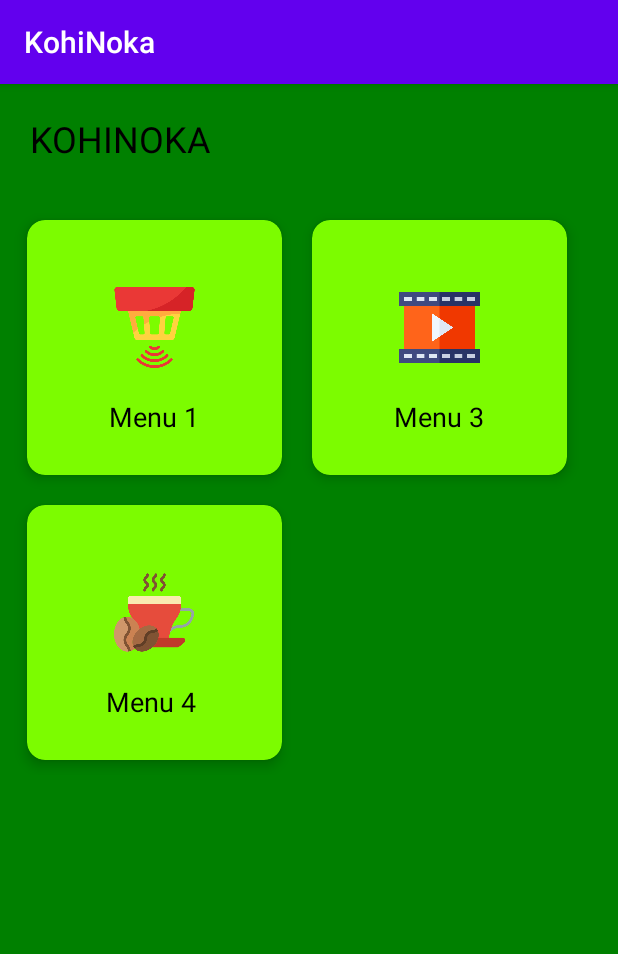
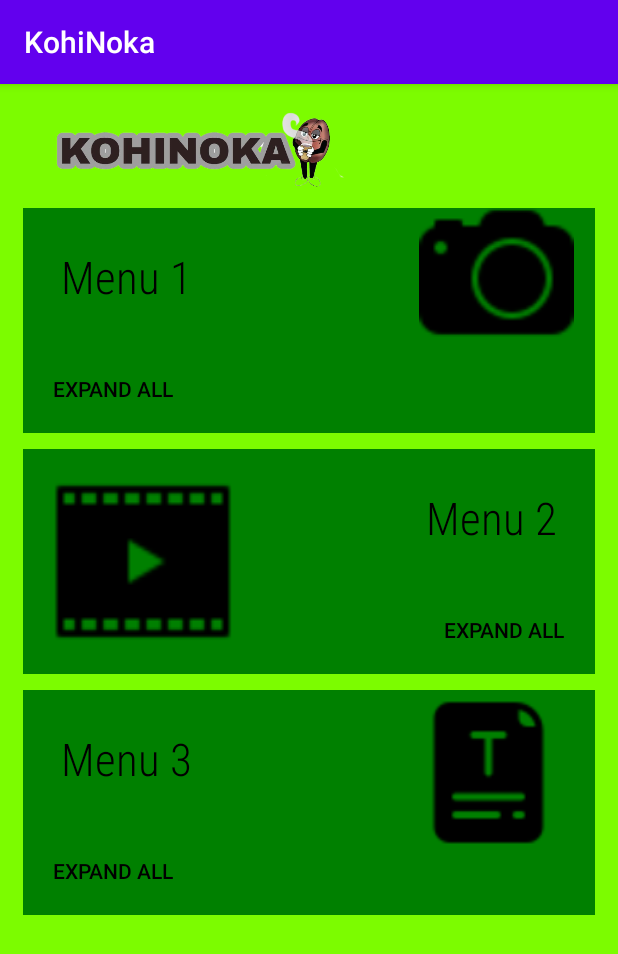
Before and after one commit to Felixlimz/KohiNoka, an Android app: the MainActivity screen opened directly, with no data from a screen before it, on a phone screen of 412 x 824 dp. Shown: the top 954 px of the screen. Run offline under Robolectric (Android 15) with nearby library versions, the phone set to English and light mode, and no system bars.

Commit message:
First Commit !!!!!

```diff
--- a/app/src/main/java/com/dicoding/picodiploma/kohinoka/MainActivity.kt
+++ b/app/src/main/java/com/dicoding/picodiploma/kohinoka/MainActivity.kt
@@ -19,12 +19,12 @@ class MainActivity : AppCompatActivity() {
         mainBinding = ActivityMainBinding.inflate(layoutInflater)
         setContentView(mainBinding.root)
 
-        mainBinding.scanProduct.setOnClickListener {
+        mainBinding.scanProduk.setOnClickListener {
             val intent = Intent(this, ScanActivity::class.java)
             startActivity(intent)
         }
 
-        mainBinding.inpirasiKita.setOnClickListener{
+        mainBinding.video.setOnClickListener{
             val intent = Intent(this, VideoListActivity::class.java)
             startActivity(intent)
         }
--- /dev/null
+++ b/app/src/main/res/drawable/ic_launcher_foreground.xml
@@ -0,0 +1,30 @@
+<vector xmlns:android="http://schemas.android.com/apk/res/android"
+    xmlns:aapt="http://schemas.android.com/aapt"
+    android:width="108dp"
+    android:height="108dp"
+    android:viewportWidth="108"
+    android:viewportHeight="108">
+    <path android:pathData="M31,63.928c0,0 6.4,-11 12.1,-13.1c7.2,-2.6 26,-1.4 26,-1.4l38.1,38.1L107,108.928l-32,-1L31,63.928z">
+        <aapt:attr name="android:fillColor">
+            <gradient
+                android:endX="85.84757"
+                android:endY="92.4963"
+                android:startX="42.9492"
+                android:startY="49.59793"
+                android:type="linear">
+                <item
+                    android:color="#44000000"
+                    android:offset="0.0" />
+                <item
+                    android:color="#00000000"
+                    android:offset="1.0" />
+            </gradient>
+        </aapt:attr>
+    </path>
+    <path
+        android:fillColor="#FFFFFF"
+        android:fillType="nonZero"
+        android:pathData="M65.3,45.828l3.8,-6.6c0.2,-0.4 0.1,-0.9 -0.3,-1.1c-0.4,-0.2 -0.9,-0.1 -1.1,0.3l-3.9,6.7c-6.3,-2.8 -13.4,-2.8 -19.7,0l-3.9,-6.7c-0.2,-0.4 -0.7,-0.5 -1.1,-0.3C38.8,38.328 38.7,38.828 38.9,39.228l3.8,6.6C36.2,49.428 31.7,56.028 31,63.928h46C76.3,56.028 71.8,49.428 65.3,45.828zM43.4,57.328c-0.8,0 -1.5,-0.5 -1.8,-1.2c-0.3,-0.7 -0.1,-1.5 0.4,-2.1c0.5,-0.5 1.4,-0.7 2.1,-0.4c0.7,0.3 1.2,1 1.2,1.8C45.3,56.528 44.5,57.328 43.4,57.328L43.4,57.328zM64.6,57.328c-0.8,0 -1.5,-0.5 -1.8,-1.2s-0.1,-1.5 0.4,-2.1c0.5,-0.5 1.4,-0.7 2.1,-0.4c0.7,0.3 1.2,1 1.2,1.8C66.5,56.528 65.6,57.328 64.6,57.328L64.6,57.328z"
+        android:strokeWidth="1"
+        android:strokeColor="#00000000" />
+</vector>
--- a/app/src/main/res/layout/activity_main.xml
+++ b/app/src/main/res/layout/activity_main.xml
@@ -4,136 +4,123 @@
     xmlns:tools="http://schemas.android.com/tools"
     android:layout_width="match_parent"
     android:layout_height="match_parent"
-    android:background="@color/green"
+    android:background="@color/ijo"
     tools:context=".MainActivity">
 
     <LinearLayout
         android:layout_width="match_parent"
-        android:layout_height="match_parent"
-        android:orientation="vertical">
+        android:layout_height="wrap_content"
+        android:orientation="vertical"
+        android:layout_margin="10dp">
+        <ImageView
+            android:layout_width="255dp"
+            android:layout_height="67dp"
+            android:src="@drawable/dashboard" />
+
+        <RelativeLayout
+            android:layout_width="match_parent"
+            android:layout_height="150dp"
+            android:layout_margin="5dp"
+            android:background="@color/green">
 
             <TextView
                 android:layout_width="wrap_content"
+                android:layout_height="match_parent"
+                android:text="Menu 1"
+                android:textColor="@color/black"
+                android:textSize="30sp"
+                android:fontFamily="sans-serif-condensed-light"
+                android:padding="25dp"/>
+
+            <Button
+                android:id="@+id/scanProduk"
+                android:layout_width="wrap_content"
                 android:layout_height="wrap_content"
-            android:text="KOHINOKA"
-            android:textSize="24sp"
+                android:text="expand all"
+                android:background="#00000000"
                 android:textColor="@color/black"
-            android:layout_margin="20dp"
-            />
+                android:padding="20dp"
+                android:layout_alignParentBottom="true"/>
+
+            <ImageView
+                android:layout_width="103dp"
+                android:layout_height="150dp"
+                android:layout_alignParentRight="true"
+                android:layout_marginTop="-30dp"
+                android:layout_marginRight="14dp"
+                android:src="@drawable/camera" />
 
 
-        <GridLayout
+        </RelativeLayout>
+
+        <RelativeLayout
             android:layout_width="match_parent"
-            android:layout_height="match_parent"
-            android:rowCount="2"
-            android:columnCount="2"
-            android:layout_margin="8dp"
-            android:alignmentMode="alignMargins"
-            android:layout_gravity="center_horizontal"
-            android:columnOrderPreserved="false">
-
-            <androidx.cardview.widget.CardView
-                android:layout_width="170dp"
-                android:layout_height="170dp"
-                app:cardCornerRadius="12dp"
-                app:cardElevation="5dp"
-                app:cardBackgroundColor="@color/ijo"
-                android:layout_margin="10dp">
-
-                <LinearLayout
-                    android:id="@+id/scan_product"
-                    android:layout_width="match_parent"
-                    android:layout_height="match_parent"
-                    android:orientation="vertical"
-                    android:gravity="center">
+            android:layout_height="150dp"
+            android:layout_margin="5dp"
+            android:background="@color/green">
 
             <ImageView
-                        android:layout_width="71dp"
-                        android:layout_height="54dp"
-                        android:layout_marginTop="18dp"
-                        android:src="@drawable/detec" />
+                android:layout_width="120dp"
+                android:layout_height="match_parent"
+                android:src="@drawable/video"
+                android:layout_marginLeft="20dp"/>
 
             <TextView
                 android:layout_width="wrap_content"
+                android:layout_height="match_parent"
+                android:text="Menu 2"
+                android:textColor="@color/black"
+                android:textSize="30sp"
+                android:layout_alignParentRight="true"
+                android:fontFamily="sans-serif-condensed-light"
+                android:padding="25dp"/>
+
+            <Button
+                android:id="@+id/video"
+                android:layout_width="wrap_content"
                 android:layout_height="wrap_content"
-                        android:text="Menu 1"
-                        android:textSize="18sp"
+                android:text="expand all"
+                android:background="#00000000"
                 android:textColor="@color/black"
-                        android:layout_marginTop="20dp"
-                        />
+                android:padding="20dp"
+                android:layout_alignParentRight="true"
+                android:layout_alignParentBottom="true"/>
 
-                </LinearLayout>
+        </RelativeLayout>
 
-            </androidx.cardview.widget.CardView>
+        <RelativeLayout
+            android:layout_width="match_parent"
+            android:layout_height="150dp"
+            android:layout_margin="5dp"
+            android:background="@color/green">
 
-            <androidx.cardview.widget.CardView
-        android:layout_width="170dp"
-        android:layout_height="170dp"
-        app:cardCornerRadius="12dp"
-        app:cardElevation="5dp"
-        app:cardBackgroundColor="@color/ijo"
-        android:layout_margin="10dp">
-
-        <LinearLayout
-            android:id="@+id/inpirasi_kita"
-            android:layout_width="match_parent"
-            android:layout_height="match_parent"
-            android:orientation="vertical"
-            android:gravity="center">
-
-            <ImageView
-                android:layout_width="71dp"
-                android:layout_height="54dp"
-                android:layout_marginTop="18dp"
-                android:src="@drawable/multimedia" />
 
             <TextView
                 android:layout_width="wrap_content"
+                android:layout_height="match_parent"
+                android:text="Menu 3"
+                android:textColor="@color/black"
+                android:textSize="30sp"
+                android:fontFamily="sans-serif-condensed-light"
+                android:padding="25dp"/>
+
+            <Button
+                android:id="@+id/artikel"
+                android:layout_width="wrap_content"
                 android:layout_height="wrap_content"
-                android:text="Menu 3"
-                android:textSize="18sp"
+                android:text="expand all"
+                android:background="#00000000"
                 android:textColor="@color/black"
-                android:layout_marginTop="20dp"/>
-
-        </LinearLayout>
-
-    </androidx.cardview.widget.CardView>
-
-    <androidx.cardview.widget.CardView
-    android:layout_width="170dp"
-    android:layout_height="170dp"
-    app:cardCornerRadius="12dp"
-    app:cardElevation="5dp"
-    app:cardBackgroundColor="@color/ijo"
-    android:layout_margin="10dp">
-
-    <LinearLayout
-        android:id="@+id/artikel"
-        android:layout_width="match_parent"
-        android:layout_height="match_parent"
-        android:orientation="vertical"
-        android:gravity="center">
+                android:padding="20dp"
+                android:layout_alignParentBottom="true"/>
 
             <ImageView
-            android:layout_width="71dp"
-            android:layout_height="54dp"
-            android:layout_marginTop="18dp"
-            android:src="@drawable/coffee" />
-
-        <TextView
-            android:layout_width="wrap_content"
-            android:layout_height="wrap_content"
-            android:text="Menu 4 "
-            android:textSize="18sp"
-            android:textColor="@color/black"
-            android:layout_marginTop="20dp"/>
-
+                android:layout_width="103dp"
+                android:layout_height="150dp"
+                android:layout_alignParentRight="true"
+                android:layout_marginTop="-20dp"
+                android:layout_marginRight="19dp"
+                android:src="@drawable/artikel" />
+        </RelativeLayout>
     </LinearLayout>
-
-</androidx.cardview.widget.CardView>
-
-        </GridLayout>
-    </LinearLayout>
-
-
 </ScrollView>
```
Also changed, not shown: app/src/main/res/drawable/artikel.png (added), app/src/main/res/drawable/camera.png (added), app/src/main/res/drawable/dashboard.png (added), app/src/main/res/drawable/round_bk2.png (added), app/src/main/res/drawable/video.png (added). Lines whose indentation alone changed are shown as unchanged.
